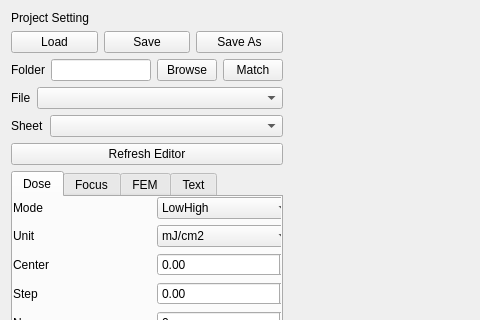
Qt form fem/src/mainwindow.ui (neoluxis/zju_FEMApp) before a commit; both pictures show x 0 to 480 and y 0 to 320 of the 973 by 693 pixel window.
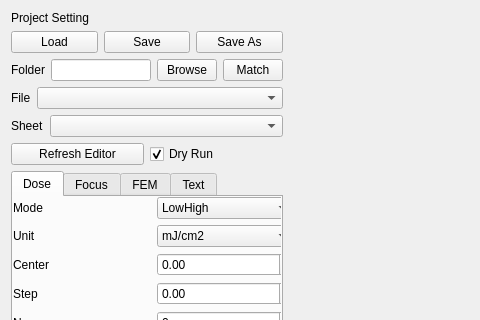
The same form after that commit.

Diff of the .ui file:
```diff
--- a/fem/src/mainwindow.ui
+++ b/fem/src/mainwindow.ui
@@ -146,6 +146,16 @@
          </property>
         </widget>
        </item>
+          <item>
+           <widget class="QCheckBox" name="chkDryRun">
+            <property name="text">
+             <string>Dry Run</string>
+            </property>
+            <property name="checked">
+             <bool>true</bool>
+            </property>
+           </widget>
+          </item>
       </layout>
      </item>
      <item>
```
